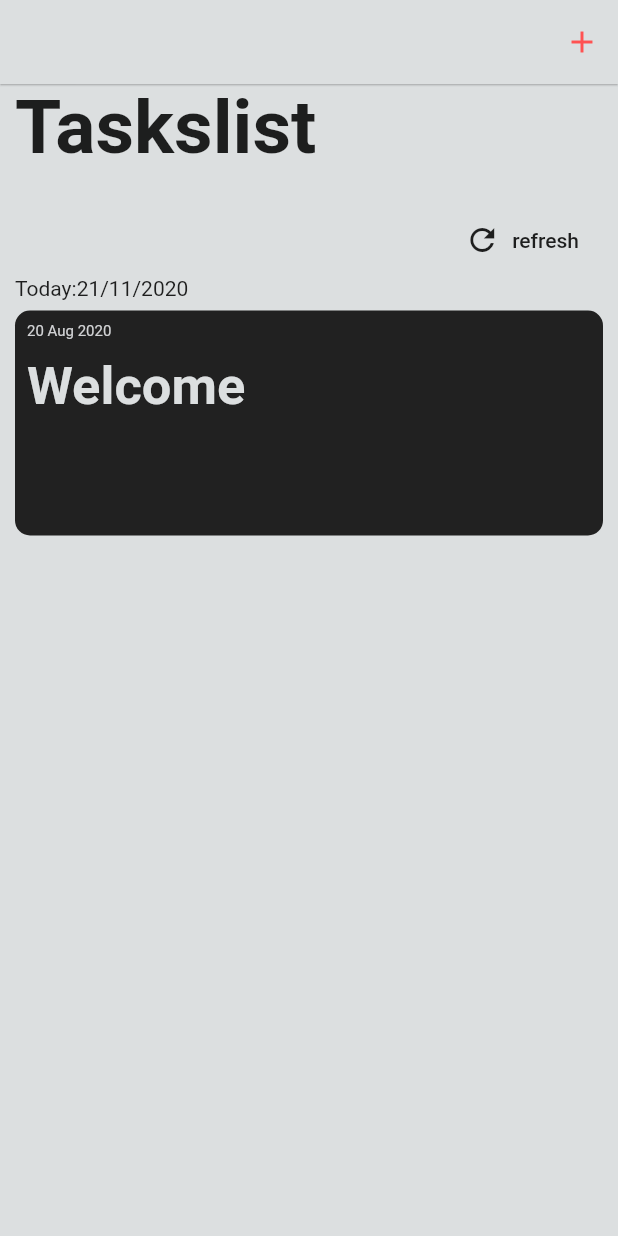
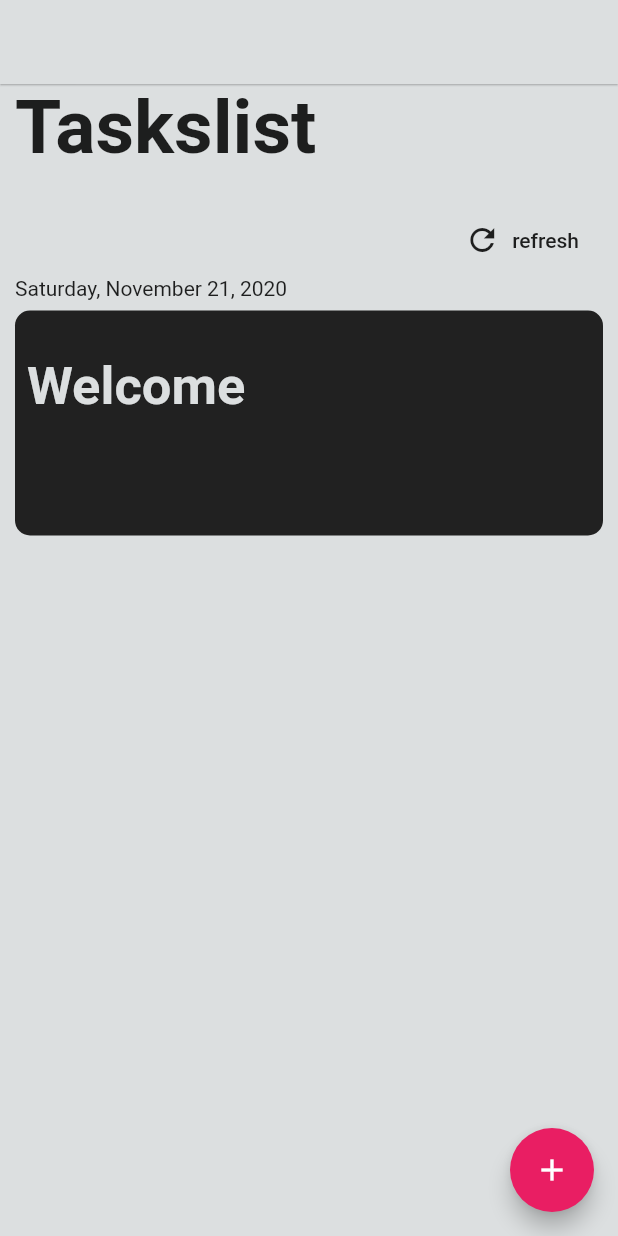
Before and after one commit to ACEKNOXX/Flutter-sqflite-task-manager-with-alarm-notification-, a Flutter app: the screen it shows after launch, on a phone screen of 412 x 824 dp. Run offline on Flutter 3.47's test engine with Material 2 defaults, Android fonts, the phone set to English and light mode, and no system bars; our stand-ins replace flutter_datetime_picker, flutter_local_notifications, sqflite; accounts and stored records are empty; Roboto replaces fonts that are missing (PTSans).

Commit message:
added automated datetime to task list

```diff
--- a/lib/task/helpers/db_helper_tasks.dart
+++ b/lib/task/helpers/db_helper_tasks.dart
@@ -12,10 +12,12 @@ class DatabaseHelperTask {
   static final columnId = '_id';
   static final columnTitle = 'task';
   static final columnStatus = 'status';
+  static final columnCreated_at = 'created_at';
 
   // make this a singleton class
   DatabaseHelperTask._privateConstructor();
-  static final DatabaseHelperTask instance = DatabaseHelperTask._privateConstructor();
+  static final DatabaseHelperTask instance =
+      DatabaseHelperTask._privateConstructor();
 
   // only have a single app-wide reference to the database
   static Database _database;
@@ -25,15 +27,14 @@ class DatabaseHelperTask {
     _database = await _initDatabase();
     return _database;
   }
-   // this opens the database (and creates it if it doesn't exist)
+
+  // this opens the database (and creates it if it doesn't exist)
   _initDatabase() async {
     Directory documentsDirectory = await getApplicationDocumentsDirectory();
     String path = join(documentsDirectory.path, _databaseName);
     return await openDatabase(path,
-        version: _databaseVersion,
-        onCreate: _onCreate);
+        version: _databaseVersion, onCreate: _onCreate);
   }
-
 
   // SQL code to create the database table
   Future _onCreate(Database db, int version) async {
@@ -41,13 +42,13 @@ class DatabaseHelperTask {
       CREATE TABLE $table (
         $columnId INTEGER PRIMARY KEY,
         $columnTitle TEXT NOT NULL,
-        $columnStatus INTEGER NOT NULL
+        $columnStatus INTEGER NOT NULL,
+        $columnCreated_at TEXT NOT NULL
       )
-      '''
-    );
+      ''');
   }
 
-   // Helper methods
+  // Helper methods
 
   // Inserts a row in the database where each key in the Map is a column name
   // and the value is the column value. The return value is the id of the
@@ -69,13 +70,12 @@ class DatabaseHelperTask {
   //   return await db.rawQuery('SELECT * FROM $table');
   // }
 
-
-
   // All of the methods (insert, query, update, delete) can also be done using
   // raw SQL commands. This method uses a raw query to give the row count.
   Future<int> queryRowCount() async {
     Database db = await instance.database;
-    return Sqflite.firstIntValue(await db.rawQuery('SELECT COUNT(*) FROM $table'));
+    return Sqflite.firstIntValue(
+        await db.rawQuery('SELECT COUNT(*) FROM $table'));
   }
 
   // We are assuming here that the id column in the map is set. The other
@@ -92,6 +92,4 @@ class DatabaseHelperTask {
     Database db = await instance.database;
     return await db.delete(table, where: '$columnId = ?', whereArgs: [id]);
   }
-
-
 }
--- a/lib/task/models/taskModel.dart
+++ b/lib/task/models/taskModel.dart
@@ -1,5 +1,5 @@
 
 class TaskModel{
-  TaskModel({this.id,this.title,this.status});
-  final id,title,status;
+  TaskModel({this.id,this.title,this.status,this.created_at});
+  final id,title,status,created_at;
 }
--- a/lib/task/taskList.dart
+++ b/lib/task/taskList.dart
@@ -30,18 +30,15 @@ class _TaskListState extends State<TaskList> {
 
   @override
   Widget build(BuildContext context) {
-
     var currDt = new DateTime.now();
     var now = "${currDt.day}/${currDt.month}/${currDt.year}";
+    var nowTask = DateFormat.yMMMMEEEEd().format(currDt);
     return Scaffold(
       appBar: AppBar(
-        actions: [
-          Container(
-            child: IconButton(
-                color: kDangerColor,
-                icon: Icon(Icons.add),
+        actions: [],
+      ),
+      floatingActionButton: FloatingActionButton(
         onPressed: () {
-
           showDialog(
               context: context,
               builder: (BuildContext context) {
@@ -57,7 +54,9 @@ class _TaskListState extends State<TaskList> {
                   ),
                   actions: [
                     FlatButton(
-                              onPressed: _insert,
+                      onPressed: () {
+                        _insert(nowTask);
+                      },
                       child: Text("add task"),
                     ),
                     FlatButton(
@@ -68,9 +67,8 @@ class _TaskListState extends State<TaskList> {
                   ],
                 );
               });
-                }),
-          )
-        ],
+        },
+        child: Icon(Icons.add),
       ),
       body: SafeArea(
         child: Container(
@@ -112,7 +110,8 @@ class _TaskListState extends State<TaskList> {
                   )
                 ],
               ),
-              Text("Today:${now}"),
+              // Text("Today:${now}"),
+              Text("${nowTask}"),
               Expanded(
                 child: SizedBox(
                   child: ListView.builder(
@@ -121,12 +120,12 @@ class _TaskListState extends State<TaskList> {
                         var i = savedTasks.length - index;
                         var indx = i - 1;
                         // print(index);
-                        print(indx);
+                        // print(indx);
                         return TaskTab(
                           id: savedTasks[indx].id,
                           colour: Color(0xFF212121),
                           title: savedTasks[indx].title,
-                          date: "20 Aug 2020",
+                          date: savedTasks[indx].created_at,
                           status: false,
                         );
                       }),
@@ -140,7 +139,7 @@ class _TaskListState extends State<TaskList> {
     );
   }
 
-  void _insert() async {
+  void _insert(nownow) async {
     if (task == null) {
       Scaffold.of(context).showSnackBar(SnackBar(
         content: Text("Address is not well formatted"),
@@ -151,10 +150,11 @@ class _TaskListState extends State<TaskList> {
     // row to insert
     Map<String, dynamic> row = {
       DatabaseHelperTask.columnTitle: task,
-      DatabaseHelperTask.columnStatus: 23
+      DatabaseHelperTask.columnStatus: 0,
+      DatabaseHelperTask.columnCreated_at:nownow
     };
     final id = await dbHelperTask.insert(row);
-    print('inserted row id: $id');
+    // print('inserted row id: $id');
     setState(() {
       task = null;
     });
@@ -172,11 +172,21 @@ class _TaskListState extends State<TaskList> {
     print('query all rows:');
     allRows.forEach((row) {
       var tasksModel =
-          TaskModel(id: row['_id'], title: row['task'], status: row['status']);
+          TaskModel(
+            id: row['_id'],
+            title: row['task'],
+            status: row['status'],
+            created_at: row['created_at']
+          );
       savedTasks.add(tasksModel);
     });
     if (savedTasks.length == 0) {
-      var tasksModell = TaskModel(id: "0", title: "Welcome", status: "0");
+      var tasksModell = TaskModel(
+        id: "0",
+        title: "Welcome",
+        status: "0",
+        created_at:""
+      );
       savedTasks.add(tasksModell);
       print(savedTasks);
     }
@@ -199,6 +209,6 @@ class _TaskListState extends State<TaskList> {
     // Assuming that the number of rows is the id for the last row.
     final id = await dbHelperTask.queryRowCount();
     final rowsDeleted = await dbHelperTask.delete(id);
-    print('deleted $rowsDeleted row(s): row $id');
+    // print('deleted $rowsDeleted row(s): row $id');
   }
 }
```
Lines whose indentation alone changed are shown as unchanged.
